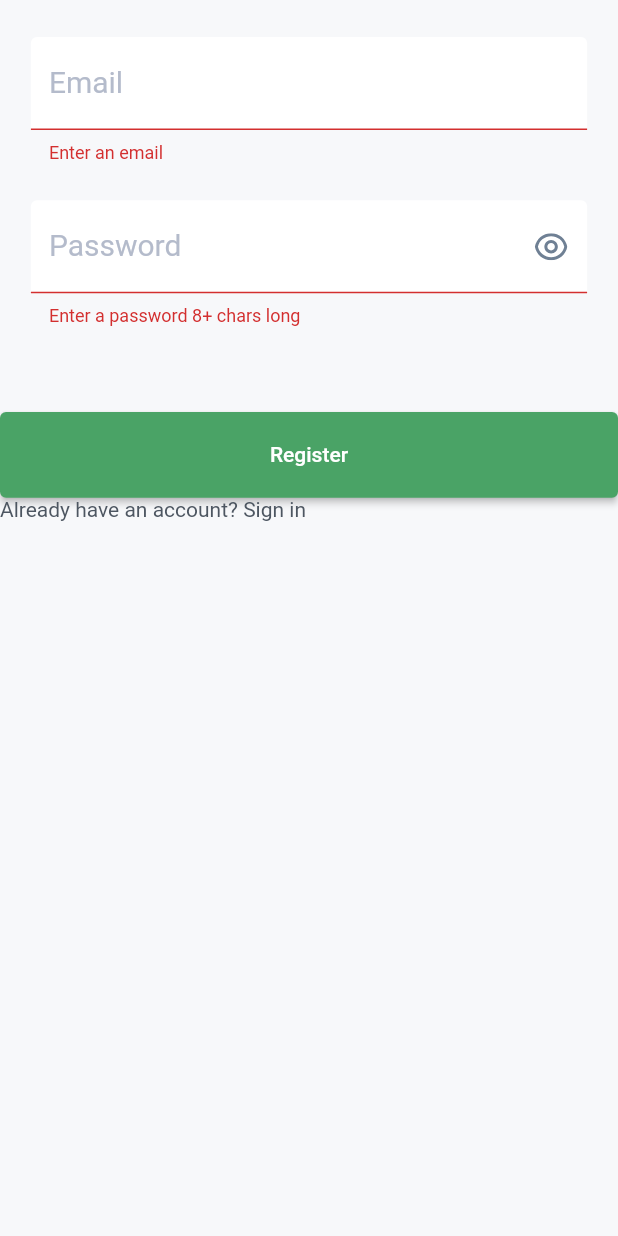
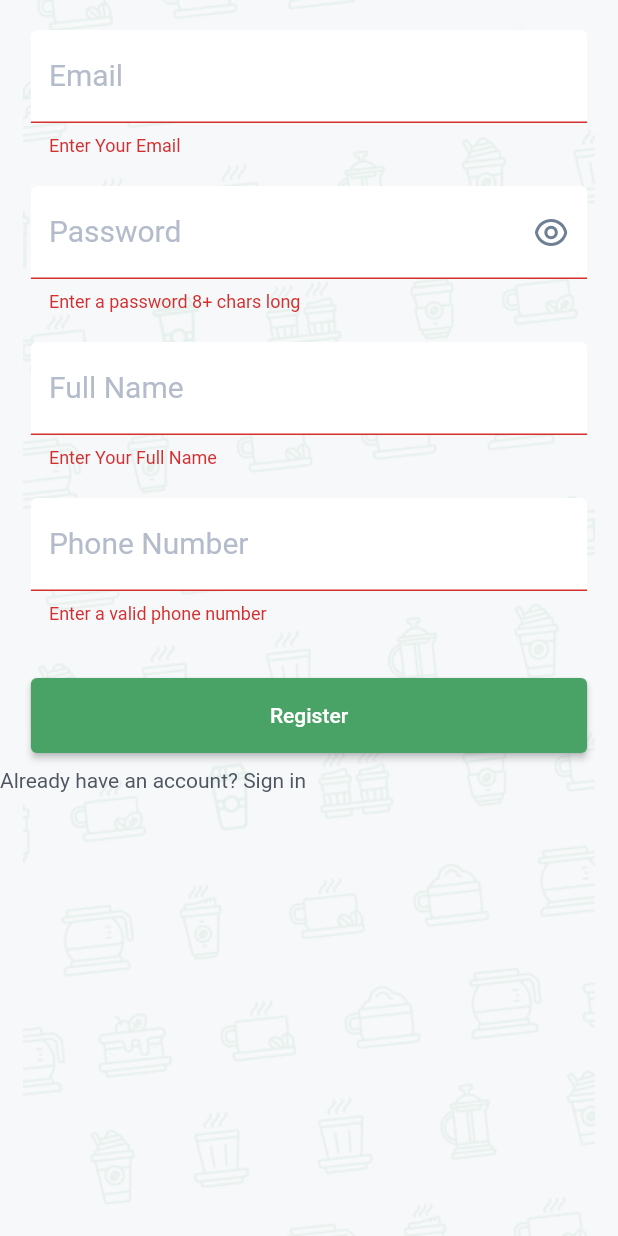
Before and after one commit to houzifahabbo/CyberCoffe, a Flutter app: the RegisterView screen opened directly with empty values, after a tap on "Register", on a phone screen of 412 x 824 dp. Run offline on Flutter 3.47's test engine with Material 2 defaults, Android fonts, the phone set to English and light mode, and no system bars; our stand-ins replace auto_size_text, cloud_firestore, firebase_auth, firebase_core, firebase_storage, flutter_spinkit and 4 more; accounts and stored records are empty; generated files the repository leaves out were written again.

```diff
--- a/lib/database.dart
+++ b/lib/database.dart
@@ -18,10 +18,9 @@ class DataBaseService{
     });
   }
 
-  Future updateUserData(String uFName, String uLName, String uBalance, String uPhoneNum ) async {
+  Future updateUserData(String uFullName, String uBalance, String uPhoneNum ) async {
     return await userInfoCollection.doc(uid).set({
-      'uFName': uFName,
-      'uLName': uLName,
+      'uFullName': uFullName,
       'uBalance':uBalance,
       'uPhoneNum':uPhoneNum,
     });
--- a/lib/main.dart
+++ b/lib/main.dart
@@ -10,6 +10,7 @@ import 'package:coffee/view/home/view/home_view.dart';
 import 'package:firebase_core/firebase_core.dart';
 import 'package:provider/provider.dart';
 import 'firebase_options.dart';
+
 
  void main() async {
   WidgetsFlutterBinding.ensureInitialized();
@@ -27,20 +28,6 @@ class MyApp extends StatefulWidget {
 }
 
 class _MyAppState extends State<MyApp> {
-  @override
-  Widget build(BuildContext context) {
-    return MaterialApp(
-        debugShowCheckedModeBanner: false,
-        initialRoute: '/',
-        routes: {
-          '/': (context) => const Values(),
-    }
-    );
-  }
-}
-class Values extends StatelessWidget {
-  const Values({Key? key}) : super(key: key);
-
   @override
   Widget build(BuildContext context) {
     return StreamProvider<UserFb?>.value(
--- a/lib/view/auth/login/service/login_service.dart
+++ b/lib/view/auth/login/service/login_service.dart
@@ -28,11 +28,11 @@ class LoginService {
     }
   }
 
-  Future register(String email,String password) async {
+  Future register(String email,String password,String fullName,String phoneNum) async {
     try{
       UserCredential result = await _auth.createUserWithEmailAndPassword(email: email, password: password);
       User? user = result.user;
-      await DataBaseService(uid: user?.uid).updateUserData('uFName', 'uLName', '0', '0000000000');
+      await DataBaseService(uid: user?.uid).updateUserData(fullName, '0', phoneNum);
       return _userFromFirebase(user!);
     }catch(e){
       print(e.toString());
--- a/lib/view/auth/login/view/login_view.dart
+++ b/lib/view/auth/login/view/login_view.dart
@@ -33,8 +33,7 @@ class _LoginViewState extends State<LoginView> {
       backgroundColor: AppColorScheme.mainAppGrey,
       body: Container(
         decoration: const BoxDecoration(
-            image:
-                DecorationImage(image: AssetImage(ImageConstants.background))),
+            image: DecorationImage(image: AssetImage(ImageConstants.background))),
         child: SafeArea(
           child: Padding(
             padding: EdgeInsets.symmetric(horizontal: phoneWidth * 0.05) +
--- a/lib/view/auth/register/register_view.dart
+++ b/lib/view/auth/register/register_view.dart
@@ -2,6 +2,7 @@ import 'package:coffee/product/constants/image_constants.dart';
 import 'package:coffee/view/auth/register/register_view_model.dart';
 import 'package:coffee/view/loader_view.dart';
 import 'package:flutter/material.dart';
+import 'package:flutter/services.dart';
 import 'package:flutter_svg/svg.dart';
 import '../../../product/constants/color_scheme.dart';
 
@@ -22,17 +23,24 @@ class _RegisterViewState extends State<RegisterView> {
     return Scaffold(
       backgroundColor: AppColorScheme.backgroundGrey,
       body: model.isLoading? const LoadingView() :
-      SafeArea(
+    Container(
+    decoration: const BoxDecoration(
+    image:
+    DecorationImage(image: AssetImage(ImageConstants.background))),
+    child: SafeArea(
+        child: Center(
           child: Form(
             key: model.registerKey,
                   child: Column(
                     children: [
                       textField(textfieldModel: TextfieldModel(phoneHeight: phoneHeight, phoneWidth: phoneWidth, label: 'Email', isHidden: true)),
                       textField(textfieldModel: TextfieldModel(phoneHeight: phoneHeight, phoneWidth: phoneWidth, label: 'Password', isHidden: true),),
+                      textField(textfieldModel: TextfieldModel(phoneHeight: phoneHeight, phoneWidth: phoneWidth, label: 'Full Name', isHidden: true),),
+                      textField(textfieldModel: TextfieldModel(phoneHeight: phoneHeight, phoneWidth: phoneWidth, label: 'Phone Number', isHidden: true),),
                       Text(model.error,style: const TextStyle( color: Colors.red),),
-
-                  registerButton(phoneWidth, phoneHeight, context),
+                      registerButton(phoneWidth, context),
                       Row(
+                        crossAxisAlignment: CrossAxisAlignment.center,
                         children: [
                           const Text("Already have an account? ",style: TextStyle(color: AppColorScheme.mainAppDarkerGrey)),
                           clickableText('Sign in', widget.toggle),
@@ -40,24 +48,27 @@ class _RegisterViewState extends State<RegisterView> {
                       )
                     ],
                   ),
+              ),
         )
       ),
-    );
+    ));
   }
   Widget textField({required TextfieldModel textfieldModel}) {
     Widget visibilityIcon = SvgPicture.asset(ImageConstants.visibilityIcon);
-    return Padding(
-        padding: EdgeInsets.only(top: textfieldModel.phoneHeight * 0.03),
+    return Container(
+        margin: const EdgeInsets.only(top: 20),
         child: SizedBox(
             width: textfieldModel.phoneWidth * 0.9,
             child: TextFormField(
-                validator: textfieldModel.label == "Password"? (val)=> val!.length < 8 ? 'Enter a password 8+ chars long' : null :(val) => val!.isEmpty ? 'Enter an email' : null,
+              inputFormatters: textfieldModel.label == 'Phone Number'?<TextInputFormatter>[FilteringTextInputFormatter.digitsOnly]:null,
+              keyboardType: textfieldModel.label == 'Phone Number'?TextInputType.number:null,
+                validator: (val)=>model.validator(textfieldModel.label,val!),
                 obscureText: textfieldModel.label == "Password"
                     ? textfieldModel.isHidden
                     : textfieldModel.isHidden == false,
                 onChanged: (val) {
                   setState(() {
-                    model.onChanged(val, textfieldModel.label == "Password");
+                    model.onChanged(val,textfieldModel.label);
                   });
                 },
                 decoration: InputDecoration(
@@ -86,9 +97,11 @@ class _RegisterViewState extends State<RegisterView> {
     );
   }
 
-  Widget registerButton(double phoneWidth, double phoneHeight, BuildContext context) {
-    return Padding(
-      padding: EdgeInsets.only(top: phoneHeight * 0.05),
+  Widget registerButton(double phoneWidth,BuildContext context) {
+    return Container(
+      margin: const EdgeInsets.only(top: 20,bottom: 10),
+      width: phoneWidth*0.9,
+      height: 50,
       child: ElevatedButton(
         onPressed: () async{
           if(model.registerKey.currentState!.validate()){
@@ -99,7 +112,6 @@ class _RegisterViewState extends State<RegisterView> {
         },
         style: ElevatedButton.styleFrom(
           backgroundColor: AppColorScheme.mainAppGreen,
-          padding: EdgeInsets.symmetric(vertical: phoneWidth * 0.05, horizontal: phoneHeight * 0.1),
         ),
         child: const Center(child: Text('Register')),
       ),
--- a/lib/view/auth/register/register_view_model.dart
+++ b/lib/view/auth/register/register_view_model.dart
@@ -4,25 +4,51 @@ class RegisterViewModel{
   final LoginService _auth = LoginService();
   String email='';
   String password='';
+  String fullName='';
+  String phoneNum='';
   String error ='';
   bool isLoading = false;
   final registerKey = GlobalKey<FormState>();
 
   Future <void> register() async{
     if(registerKey.currentState!.validate()){
-      dynamic result = await _auth.register(email, password);
+      dynamic result = await _auth.register(email, password,fullName,phoneNum);
       if (result == null ){
         error = 'please enter a valid email';
         isLoading =false;
       }
     }
   }
-  void onChanged(val,bool isItPassword){
-    if(isItPassword == true){
-      password = val;
+  String? validator(String label,String val){
+    if(label == 'Password'){
+      if(val.length < 8) {
+        return 'Enter a password 8+ chars long';
+      }
     }
-    else{
-      email = val;
+    if(label == 'Phone Number'){
+      if(val.length != 10){
+         return 'Enter a valid phone number';
+      }
+    }
+    if(val.isEmpty){
+      return 'Enter Your $label';
+    }
+    return null;
+  }
+  void onChanged(val,String label){
+    switch (label){
+      case 'Password':
+        password = val;
+        break;
+      case 'Email':
+        email = val;
+        break;
+      case 'Full Name':
+        fullName = val;
+        break;
+      case 'Phone Number':
+        phoneNum=val;
+        break;
     }
   }
 }
--- a/pubspec.yaml
+++ b/pubspec.yaml
@@ -41,7 +41,7 @@ dependencies:
   percent_indicator: ^4.2.2
   sleek_circular_slider: ^2.0.1
   sqflite: ^2.2.2
-  firebase_core: ^2.4.1
+  firebase_core: ^2.6.0
   firebase_auth: ^4.2.5
   cloud_firestore: ^4.3.1
   provider: ^6.0.5
```
Also changed, not shown: pubspec.lock, 1 other file. Lines whose indentation alone changed are shown as unchanged.
